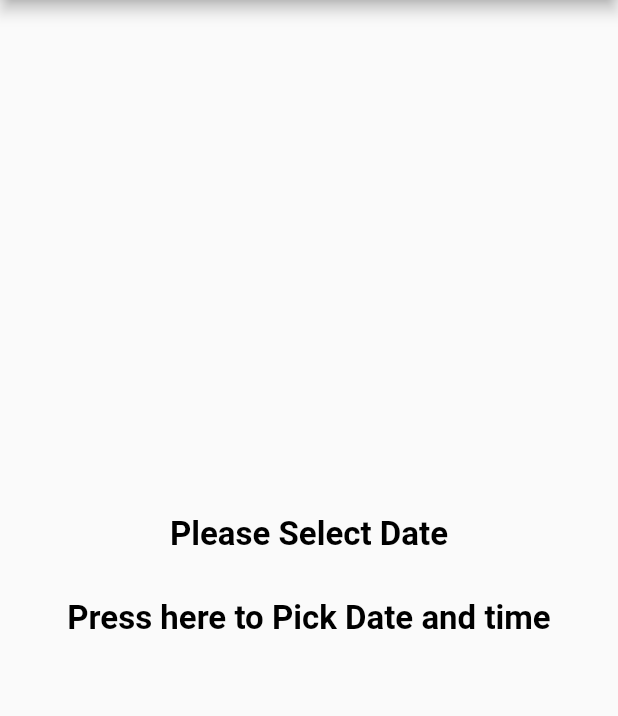
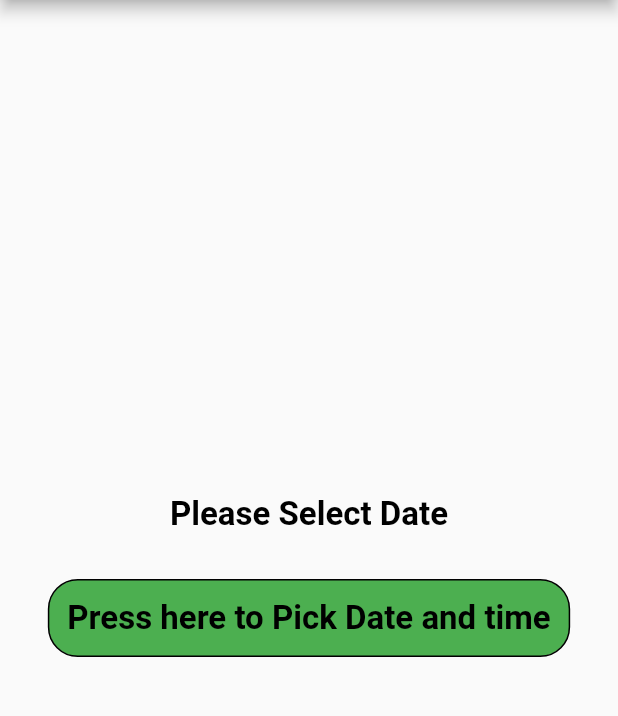
Before and after one commit to Belal13ify/dateTime_picker, a Flutter app: the screen it shows after launch, on a phone screen of 412 x 824 dp, the part 84-800 px from its top. Run offline on Flutter 3.47's test engine with Material 2 defaults, Android fonts, the phone set to English and light mode, and no system bars; our stand-ins replace splashscreen.

Commit message:
some modificaions

```diff
--- a/lib/homeScreen.dart
+++ b/lib/homeScreen.dart
@@ -27,7 +27,7 @@ class _HomeScreenState extends State<HomeScreen> {
     final mintues = time.minute.toString().padLeft(2, '0');
 
     datetime =
-        'Date: ${DateFormat.yMMMd().format(date)}\n\n Time: $hours:$mintues';
+        'Date: ${DateFormat.yMMMd().format(date)}\n\nTime: $hours:$mintues';
     SnackBar mySnackBar = SnackBar(
         duration: Duration(seconds: 5),
         content: Text(
@@ -42,7 +42,6 @@ class _HomeScreenState extends State<HomeScreen> {
       return 'Please Select Date';
     } else {
       return datetime;
-      // return '${date.day}/${date.month}/${date.year} ${time.hour}:${time.minute}';
     }
   }
 
@@ -68,7 +67,16 @@ class _HomeScreenState extends State<HomeScreen> {
             SizedBox(
               height: 30,
             ),
-            InkWell(
+            Container(
+              padding: EdgeInsets.symmetric(vertical: 12, horizontal: 12),
+              decoration: BoxDecoration(
+                  color: Colors.green,
+                  border: Border.all(width: 1),
+                  borderRadius: BorderRadius.circular(20)),
+              child: InkWell(
+                customBorder: RoundedRectangleBorder(
+                    borderRadius: BorderRadius.circular(18.0),
+                    side: BorderSide(color: Colors.red)),
                 onTap: pickDateAndTime,
                 child: Text(
                   'Press here to Pick Date and time',
@@ -77,6 +85,7 @@ class _HomeScreenState extends State<HomeScreen> {
                       fontWeight: FontWeight.bold,
                       color: Colors.black),
                 ),
+              ),
             )
           ],
         ),
--- a/lib/main.dart
+++ b/lib/main.dart
@@ -18,7 +18,8 @@ class MyApp extends StatelessWidget {
         navigateAfterSeconds: HomeScreen(),
         title: Text(
           'Welcome to the DateTime Picker',
-          style: TextStyle(fontWeight: FontWeight.bold, fontSize: 20.0),
+          style: TextStyle(
+              fontWeight: FontWeight.bold, fontSize: 20.0, color: Colors.black),
         ),
         image: Image.asset(
           'images/datetime.jpg',
```
Lines whose indentation alone changed are shown as unchanged.
